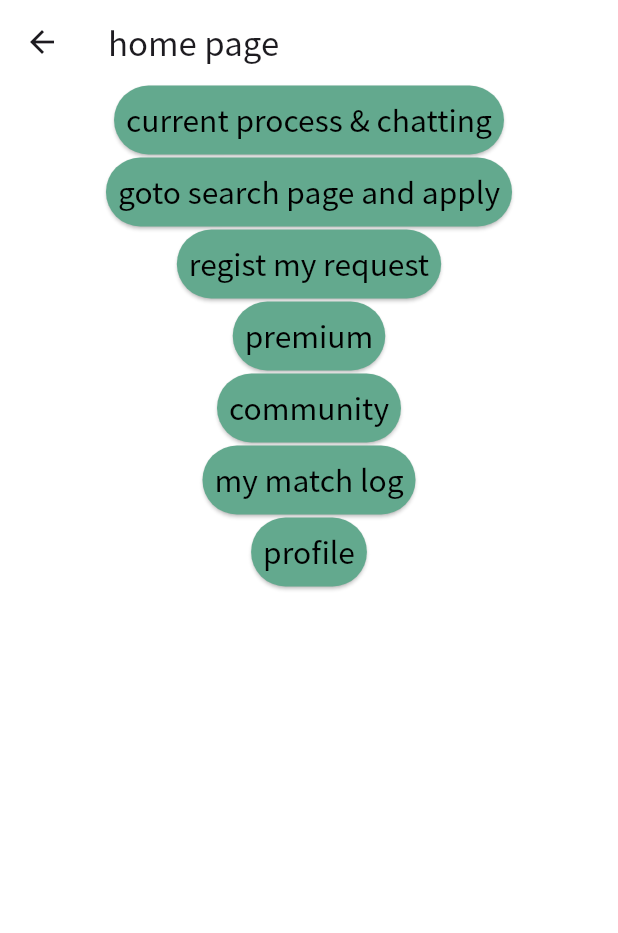
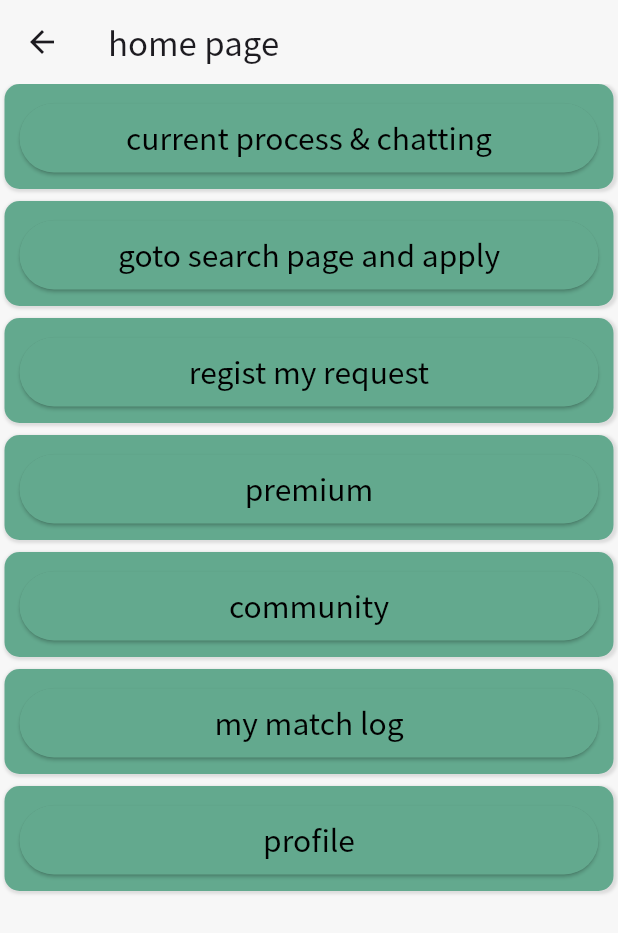
Before and after one commit to TeamCandle/front-end, a Flutter app: the HomePage screen opened by its route, on a phone screen of 412 x 824 dp. Shown: the top 933 px of the screen. Run offline on Flutter 3.47's test engine with Material 3 defaults, Android fonts, the phone set to English and light mode, and no system bars; our stand-ins replace firebase_core, firebase_messaging, flutter_local_notifications, geocoding, geolocator, go_router and 5 more; missing offline and left inert: kakao_flutter_sdk, stomp_dart_client, webview_flutter_android, webview_flutter_wkwebview; accounts and stored records are empty; network calls fail.

Commit message:
doing home page design

```diff
--- a/lib/pages/homepage.dart
+++ b/lib/pages/homepage.dart
@@ -25,47 +25,169 @@ class _HomePageState extends State<HomePage> {
         title: const Text('home page'),
       ),
       body: Center(
-        child: Column(children: [
-          ElevatedButton(
+        child: Column(
+          crossAxisAlignment: CrossAxisAlignment.stretch,
+          children: [
+            Container(
+              margin: const EdgeInsets.fromLTRB(3, 0, 3, 8),
+              padding: const EdgeInsets.fromLTRB(10, 12, 10, 10),
+              decoration: BoxDecoration(
+                color: Color(0xFF63A98E),
+                borderRadius: BorderRadius.circular(10),
+                boxShadow: [
+                  BoxShadow(
+                    color: Colors.grey.withOpacity(0.3),
+                    spreadRadius: 1,
+                    blurRadius: 1,
+                    offset: const Offset(1, 1),
+                  ),
+                ],
+              ),
+              child: ElevatedButton(
                 onPressed: () {},
                 child: const Text("current process & chatting"),
-            style: ElevatedButton.styleFrom(backgroundColor: Color(0xFF63A98E)),
+                style: ElevatedButton.styleFrom(
+                    backgroundColor: Color(0xFF63A98E)),
               ),
-          ElevatedButton(
+            ),
+            Container(
+              margin: const EdgeInsets.fromLTRB(3, 0, 3, 8),
+              padding: const EdgeInsets.fromLTRB(10, 12, 10, 10),
+              decoration: BoxDecoration(
+                color: Color(0xFF63A98E),
+                borderRadius: BorderRadius.circular(10),
+                boxShadow: [
+                  BoxShadow(
+                    color: Colors.grey.withOpacity(0.3),
+                    spreadRadius: 1,
+                    blurRadius: 1,
+                    offset: const Offset(1, 1),
+                  ),
+                ],
+              ),
+              child: ElevatedButton(
                 onPressed: () => context.go(RouterPath.allRequirement),
                 child: const Text('goto search page and apply'),
                 //all request list, my apply list
-            style: ElevatedButton.styleFrom(backgroundColor: Color(0xFF63A98E)),
+                style: ElevatedButton.styleFrom(
+                    backgroundColor: Color(0xFF63A98E)),
               ),
-          ElevatedButton(
+            ),
+            Container(
+              margin: const EdgeInsets.fromLTRB(3, 0, 3, 8),
+              padding: const EdgeInsets.fromLTRB(10, 12, 10, 10),
+              decoration: BoxDecoration(
+                color: Color(0xFF63A98E),
+                borderRadius: BorderRadius.circular(10),
+                boxShadow: [
+                  BoxShadow(
+                    color: Colors.grey.withOpacity(0.3),
+                    spreadRadius: 1,
+                    blurRadius: 1,
+                    offset: const Offset(1, 1),
+                  ),
+                ],
+              ),
+              child: ElevatedButton(
                 onPressed: () {
                   context.go(RouterPath.myRequirement);
                 },
                 child: const Text("regist my request"),
                 //my registration list, regist my request
-            style: ElevatedButton.styleFrom(backgroundColor: Color(0xFF63A98E)),
+                style: ElevatedButton.styleFrom(
+                    backgroundColor: Color(0xFF63A98E)),
               ),
-          ElevatedButton(
+            ),
+            Container(
+              margin: const EdgeInsets.fromLTRB(3, 0, 3, 8),
+              padding: const EdgeInsets.fromLTRB(10, 12, 10, 10),
+              decoration: BoxDecoration(
+                color: Color(0xFF63A98E),
+                borderRadius: BorderRadius.circular(10),
+                boxShadow: [
+                  BoxShadow(
+                    color: Colors.grey.withOpacity(0.3),
+                    spreadRadius: 1,
+                    blurRadius: 1,
+                    offset: const Offset(1, 1),
+                  ),
+                ],
+              ),
+              child: ElevatedButton(
                 onPressed: () {},
                 child: const Text("premium"),
-            style: ElevatedButton.styleFrom(backgroundColor: Color(0xFF63A98E)),
+                style: ElevatedButton.styleFrom(
+                    backgroundColor: Color(0xFF63A98E)),
               ),
-          ElevatedButton(
+            ),
+            Container(
+              margin: const EdgeInsets.fromLTRB(3, 0, 3, 8),
+              padding: const EdgeInsets.fromLTRB(10, 12, 10, 10),
+              decoration: BoxDecoration(
+                color: Color(0xFF63A98E),
+                borderRadius: BorderRadius.circular(10),
+                boxShadow: [
+                  BoxShadow(
+                    color: Colors.grey.withOpacity(0.3),
+                    spreadRadius: 1,
+                    blurRadius: 1,
+                    offset: const Offset(1, 1),
+                  ),
+                ],
+              ),
+              child: ElevatedButton(
                 onPressed: () {},
                 child: const Text("community"),
-            style: ElevatedButton.styleFrom(backgroundColor: Color(0xFF63A98E)),
+                style: ElevatedButton.styleFrom(
+                    backgroundColor: Color(0xFF63A98E)),
               ),
-          ElevatedButton(
+            ),
+            Container(
+              margin: const EdgeInsets.fromLTRB(3, 0, 3, 8),
+              padding: const EdgeInsets.fromLTRB(10, 12, 10, 10),
+              decoration: BoxDecoration(
+                color: Color(0xFF63A98E),
+                borderRadius: BorderRadius.circular(10),
+                boxShadow: [
+                  BoxShadow(
+                    color: Colors.grey.withOpacity(0.3),
+                    spreadRadius: 1,
+                    blurRadius: 1,
+                    offset: const Offset(1, 1),
+                  ),
+                ],
+              ),
+              child: ElevatedButton(
                 onPressed: () => context.go(RouterPath.matchLog),
                 child: const Text("my match log"),
-            style: ElevatedButton.styleFrom(backgroundColor: Color(0xFF63A98E)),
+                style: ElevatedButton.styleFrom(
+                    backgroundColor: Color(0xFF63A98E)),
               ),
-          ElevatedButton(
+            ),
+            Container(
+              margin: const EdgeInsets.fromLTRB(3, 0, 3, 8),
+              padding: const EdgeInsets.fromLTRB(10, 12, 10, 10),
+              decoration: BoxDecoration(
+                color: Color(0xFF63A98E),
+                borderRadius: BorderRadius.circular(10),
+                boxShadow: [
+                  BoxShadow(
+                    color: Colors.grey.withOpacity(0.3),
+                    spreadRadius: 1,
+                    blurRadius: 1,
+                    offset: const Offset(1, 1),
+                  ),
+                ],
+              ),
+              child: ElevatedButton(
                 onPressed: () => context.go(RouterPath.myProfile),
                 child: const Text("profile"),
-            style: ElevatedButton.styleFrom(backgroundColor: Color(0xFF63A98E)),
+                style: ElevatedButton.styleFrom(
+                    backgroundColor: Color(0xFF63A98E)),
               ),
-        ]),
+            ),
+          ],
+        ),
       ),
     );
   }
--- a/lib/pages/loginpage.dart
+++ b/lib/pages/loginpage.dart
@@ -16,6 +16,7 @@ import 'package:webview_flutter_wkwebview/webview_flutter_wkwebview.dart';
 //files
 import '../datamodels.dart';
 import '../constants.dart';
+import '../router.dart';
 
 class LogInPage extends StatelessWidget {
   const LogInPage({super.key});
@@ -34,10 +35,7 @@ class LogInPage extends StatelessWidget {
                 margin: const EdgeInsets.all(20),
                 width: double.infinity,
                 child: InkWell(
-                  onTap: () {
-                    Navigator.of(context).push(MaterialPageRoute(
-                        builder: (context) => const WebViewPage()));
-                  },
+                  onTap: () => context.go(RouterPath.loginDirect),
                   child: Image.asset('assets/images/icon_kakao_login.png'),
                 ),
               ),
--- a/lib/router.dart
+++ b/lib/router.dart
@@ -21,6 +21,12 @@ final GoRouter router = GoRouter(
         return const LogInPage();
       },
       routes: [
+        GoRoute(
+          path: 'login_direct',
+          builder: (context, state) {
+            return const WebViewPage();
+          },
+        ),
         GoRoute(
           path: 'home',
           builder: (BuildContext context, GoRouterState state) {
@@ -305,6 +311,7 @@ class ErrorPage extends StatelessWidget {
 
 class RouterPath {
   static const String home = '/home';
+  static const String loginDirect = '/login_direct';
 
   //profile tree
   static const String myProfile = '/home/my_profile';
```
Also changed, not shown: lib/main.dart (+11 -8 lines), lib/pages/searchpage.dart (+36 -14 lines). Lines whose indentation alone changed are shown as unchanged.
